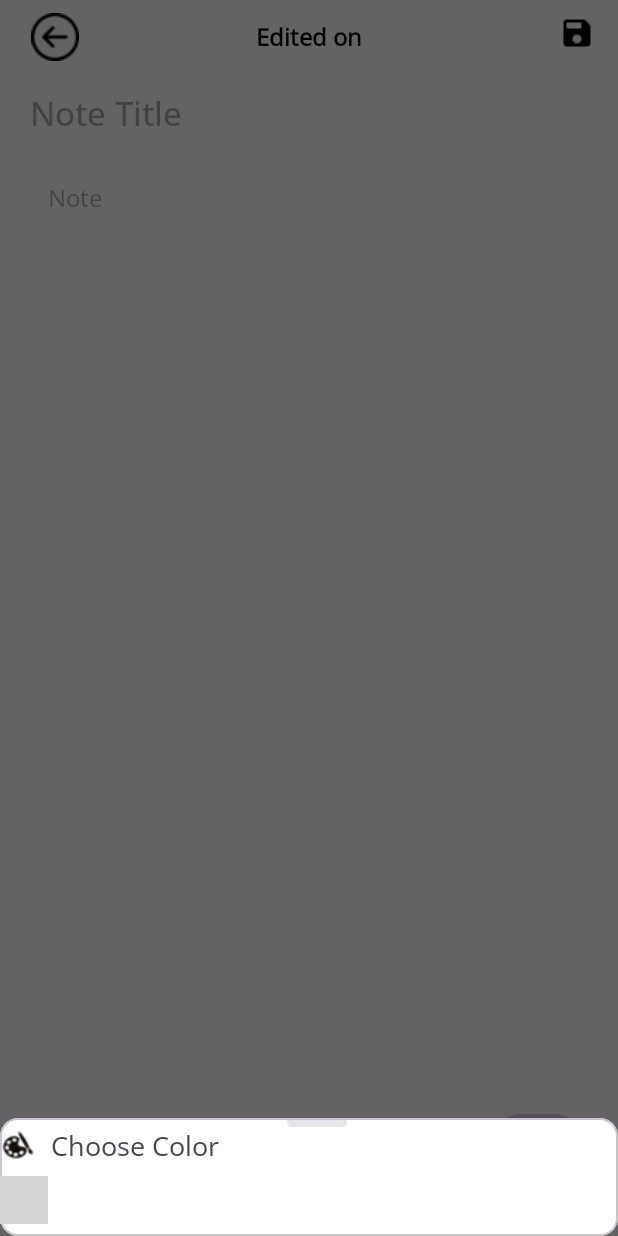
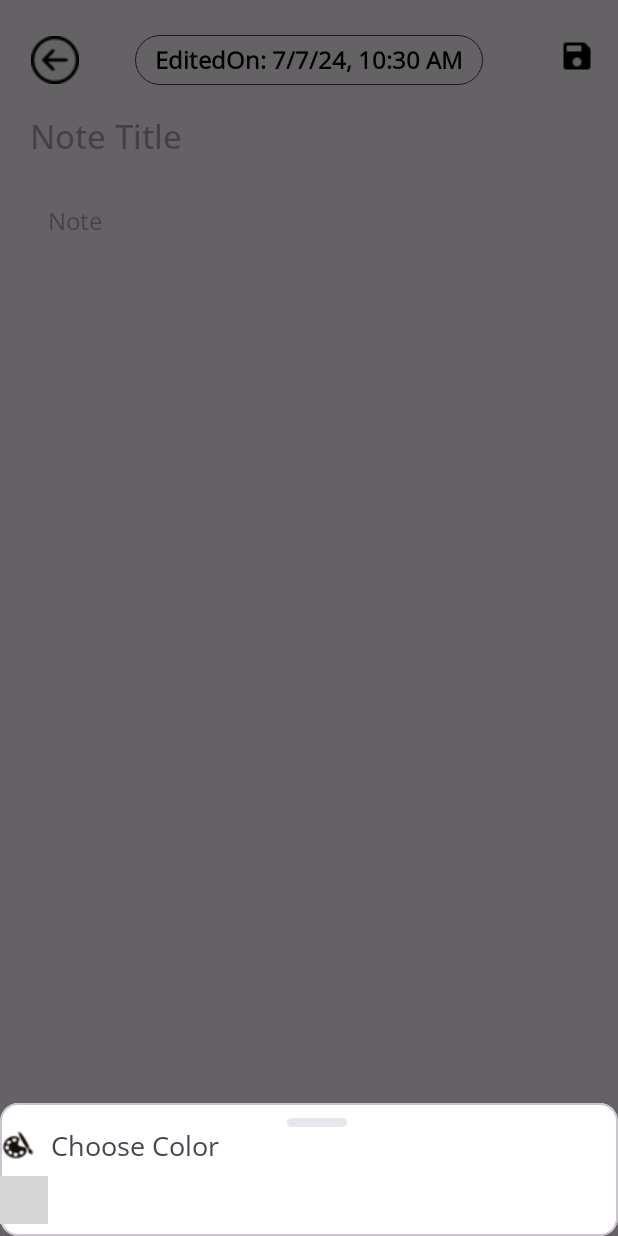
Before and after one commit to soam1/LikhoPal, an Android app: the SaveOrUpdateFragment screen opened through its navigation route, after a tap on an icon or button, on a phone screen of 412 x 824 dp. Run offline under Robolectric (Android 15) with nearby library versions, the phone set to English and light mode, and no system bars; our stand-ins replace Room's generated code, data binding; plain views replace MarkdownEditText, MarkdownStylesBar, SpectrumPalette; 2 statements that could not run were skipped; grey boxes are pictures that could not be loaded.

Commit message:
fixed these bugs

```diff
--- a/app/src/main/AndroidManifest.xml
+++ b/app/src/main/AndroidManifest.xml
@@ -11,6 +11,7 @@
         android:roundIcon="@mipmap/ic_launcher_round"
         android:supportsRtl="true"
         android:theme="@style/Theme.NotesApp"
+        android:windowSoftInputMode="adjustResize"
         tools:targetApi="31">
         <activity
             android:name=".activities.MainActivity"
--- a/app/src/main/java/com/example/notesapp/activities/MainActivity.kt
+++ b/app/src/main/java/com/example/notesapp/activities/MainActivity.kt
@@ -2,6 +2,7 @@ package com.example.notesapp.activities
 
 import android.os.Bundle
 import android.util.Log
+import android.view.WindowManager
 import androidx.activity.enableEdgeToEdge
 import androidx.appcompat.app.AppCompatActivity
 import androidx.lifecycle.ViewModelProvider
@@ -19,6 +20,10 @@ class MainActivity : AppCompatActivity() {
     override fun onCreate(savedInstanceState: Bundle?) {
         super.onCreate(savedInstanceState)
         enableEdgeToEdge()
+        window.setFlags(
+            WindowManager.LayoutParams.FLAG_FULLSCREEN,
+            WindowManager.LayoutParams.FLAG_FULLSCREEN
+        );
         supportActionBar?.hide()
         binding = ActivityMainBinding.inflate(layoutInflater)
         try {
--- a/app/src/main/java/com/example/notesapp/fragments/NoteFragment.kt
+++ b/app/src/main/java/com/example/notesapp/fragments/NoteFragment.kt
@@ -42,8 +42,9 @@ class NoteFragment : Fragment(R.layout.fragment_note) {
 
         CoroutineScope(Dispatchers.Main).launch {
             delay(10)
-            activity.window.statusBarColor = Color.WHITE
-            activity.window.clearFlags(WindowManager.LayoutParams.FLAG_DRAWS_SYSTEM_BAR_BACKGROUNDS)
+//            activity.window.statusBarColor = Color.WHITE
+            activity.window.addFlags(WindowManager.LayoutParams.FLAG_DRAWS_SYSTEM_BAR_BACKGROUNDS)
+            activity.window.clearFlags(WindowManager.LayoutParams.FLAG_TRANSLUCENT_STATUS )
             activity.window.statusBarColor = Color.parseColor("#9E9D9D")
 
         }
--- a/app/src/main/java/com/example/notesapp/fragments/SaveOrUpdateFragment.kt
+++ b/app/src/main/java/com/example/notesapp/fragments/SaveOrUpdateFragment.kt
@@ -5,8 +5,10 @@ import android.os.Bundle
 import android.util.Log
 import android.view.View
 import android.widget.Toast
+import androidx.core.os.bundleOf
 import androidx.fragment.app.Fragment
 import androidx.fragment.app.activityViewModels
+import androidx.fragment.app.setFragmentResult
 import androidx.navigation.NavController
 import androidx.navigation.Navigation
 import androidx.navigation.fragment.navArgs
@@ -29,6 +31,7 @@ class SaveOrUpdateFragment : Fragment(R.layout.fragment_save_or_update) {
     private lateinit var contentBinding: FragmentSaveOrUpdateBinding
     private var note: Note? = null
     private var color = -1
+    private lateinit var result: String
     private val noteActivityViewModel: NoteActivityViewModel by activityViewModels()
     private val currentDate = SimpleDateFormat.getInstance().format(Date())
     private val job = CoroutineScope(Dispatchers.Main)
@@ -58,16 +61,17 @@ class SaveOrUpdateFragment : Fragment(R.layout.fragment_save_or_update) {
             requireView().hideKeyboard()
             navController.popBackStack()
         }
+        contentBinding.lastEdited.text = "EditedOn: $currentDate"
 
         contentBinding.saveNote.setOnClickListener {
             saveNoteMethod()
+        }
         try {
             contentBinding.etNoteContent.setOnFocusChangeListener { _, hasFocus ->
                 if (hasFocus) {
                     contentBinding.bottomBar.visibility = View.VISIBLE
                     contentBinding.etNoteContent.setStylesBar(contentBinding.styleBar)
-                    } else
-                        contentBinding.bottomBar.visibility = View.GONE
+                } else contentBinding.bottomBar.visibility = View.GONE
             }
         } catch (e: Exception) {
             e.printStackTrace()
@@ -107,15 +111,13 @@ class SaveOrUpdateFragment : Fragment(R.layout.fragment_save_or_update) {
                     com.google.android.material.bottomsheet.BottomSheetBehavior.STATE_EXPANDED
             }
         }
-        }
 
 
     }
 
     private fun saveNoteMethod() {
         if (contentBinding.etNoteContent.text.toString()
-                .isEmpty() || contentBinding.etTitle.text.toString()
-                .isEmpty()
+                .isEmpty() || contentBinding.etTitle.text.toString().isEmpty()
         ) {
             Toast.makeText(requireContext(), "Please fill all fields", Toast.LENGTH_SHORT).show()
             return
@@ -131,6 +133,9 @@ class SaveOrUpdateFragment : Fragment(R.layout.fragment_save_or_update) {
                     color = color
                 )
                 noteActivityViewModel.saveNote(note!!)
+
+                result = "Note saved"
+                setFragmentResult("key", bundleOf("bundleKey" to result))
                 navController.navigate(SaveOrUpdateFragmentDirections.actionSaveOrUpdateFragmentToNoteFragment())
             }
 
--- a/app/src/main/res/layout/bottom_sheet_layout.xml
+++ b/app/src/main/res/layout/bottom_sheet_layout.xml
@@ -9,7 +9,9 @@
     <com.google.android.material.card.MaterialCardView
         android:id="@+id/bottomSheetParent"
         android:layout_width="wrap_content"
-        android:layout_height="wrap_content">
+        android:layout_height="wrap_content"
+        android:layout_marginStart="15dp"
+        android:layout_marginEnd="15dp">
 
         <androidx.constraintlayout.widget.ConstraintLayout
             android:id="@+id/bottomSheetContainer"
@@ -21,6 +23,7 @@
                 android:layout_width="40dp"
                 android:layout_height="6dp"
                 android:layout_marginStart="10dp"
+                android:layout_marginTop="10dp"
                 android:scaleType="fitXY"
                 app:layout_constraintEnd_toEndOf="parent"
                 app:layout_constraintStart_toStartOf="parent"
--- a/app/src/main/res/layout/fragment_save_or_update.xml
+++ b/app/src/main/res/layout/fragment_save_or_update.xml
@@ -11,6 +11,7 @@
         android:id="@+id/noteContentFragmentParent"
         android:layout_width="match_parent"
         android:layout_height="match_parent"
+        android:layout_marginTop="15dp"
         tools:context=".fragments.SaveOrUpdateFragment">
 
         <RelativeLayout
@@ -39,6 +40,7 @@
                 android:layout_width="wrap_content"
                 android:layout_height="wrap_content"
                 android:layout_centerInParent="true"
+                android:background="@drawable/date_rounded"
                 android:ellipsize="end"
                 android:fontFamily="@font/open_sans_regular"
                 android:paddingStart="13dp"
@@ -72,6 +74,7 @@
         <FrameLayout
             android:layout_width="match_parent"
             android:layout_height="match_parent"
+            android:layout_above="@id/bottomBar"
             android:layout_below="@+id/toolbarFragmentNoteContent">
 
             <androidx.core.widget.NestedScrollView
@@ -119,18 +122,21 @@
 
             <com.google.android.material.floatingactionbutton.FloatingActionButton
                 android:id="@+id/fabColorPick"
+
                 android:layout_width="wrap_content"
                 android:layout_height="wrap_content"
                 android:layout_gravity="bottom|end"
                 android:layout_margin="25dp"
                 android:src="@drawable/color_palette_removebg"
                 app:backgroundTint="@color/purple" />
+            <!--            android:layout_marginEnd="25dp"-->
+            <!--            android:layout_marginBottom="70dp"-->
         </FrameLayout>
 
         <LinearLayout
             android:id="@+id/bottomBar"
             android:layout_width="match_parent"
-            android:layout_height="70dp"
+            android:layout_height="60dp"
             android:layout_alignParentBottom="true"
             android:layout_marginBottom="5dp"
             android:gravity="center_horizontal"
@@ -143,7 +149,7 @@
                 android:layout_height="wrap_content"
                 android:layout_margin="10dp"
                 android:elevation="5dp"
-                android:padding="5dp">
+                android:padding="0dp">
 
             </com.yahiaangelo.markdownedittext.MarkdownStylesBar>
         </LinearLayout>
--- a/app/src/main/res/values/colors.xml
+++ b/app/src/main/res/values/colors.xml
@@ -2,6 +2,8 @@
 <resources>
     <color name="black">#FF000000</color>
     <color name="white">#FFFFFFFF</color>
+    <color name="purple_700">#C6C6C6</color>
+    <color name="my_light_primary">#C6C6C6</color>
 
     <color name="purple">#D4C4E3</color>
     <color name="darkPurple">#9387F5</color>
--- a/app/src/main/res/values/themes.xml
+++ b/app/src/main/res/values/themes.xml
@@ -2,7 +2,7 @@
     <!-- Base application theme. -->
     <style name="Base.Theme.NotesApp" parent="Theme.Material3.DayNight.NoActionBar">
         <!-- Customize your light theme here. -->
-        <!-- <item name="colorPrimary">@color/my_light_primary</item> -->
+         <item name="colorPrimary">@color/my_light_primary</item>
     </style>
 
     <style name="Theme.NotesApp" parent="Base.Theme.NotesApp" />
```
Lines whose indentation alone changed are shown as unchanged.
